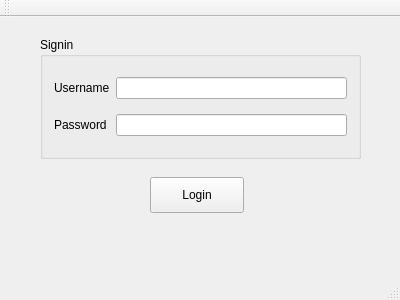
KieronAllsop/inhalersound, file inhaler_sound_mark1/qt_windows/mainwindow.ui: the form before one commit.
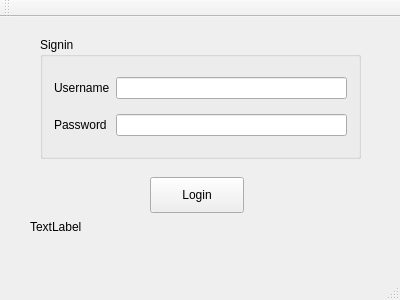
The form after the commit.

The edit to the form file:
```diff
--- a/inhaler_sound_mark1/qt_windows/mainwindow.ui
+++ b/inhaler_sound_mark1/qt_windows/mainwindow.ui
@@ -30,7 +30,7 @@
      <item>
       <layout class="QHBoxLayout" name="horizontalLayout">
        <item>
-        <widget class="QLabel" name="label">
+        <widget class="QLabel" name="username_label">
          <property name="text">
           <string>Username</string>
          </property>
@@ -70,6 +70,19 @@
      <string>Login</string>
     </property>
    </widget>
+   <widget class="QLabel" name="label">
+    <property name="geometry">
+     <rect>
+      <x>30</x>
+      <y>200</y>
+      <width>65</width>
+      <height>20</height>
+     </rect>
+    </property>
+    <property name="text">
+     <string>TextLabel</string>
+    </property>
+   </widget>
   </widget>
   <widget class="QMenuBar" name="menuBar">
    <property name="geometry">
```
Left out of the diff: 8 changed lines with no effect on the pictures.
